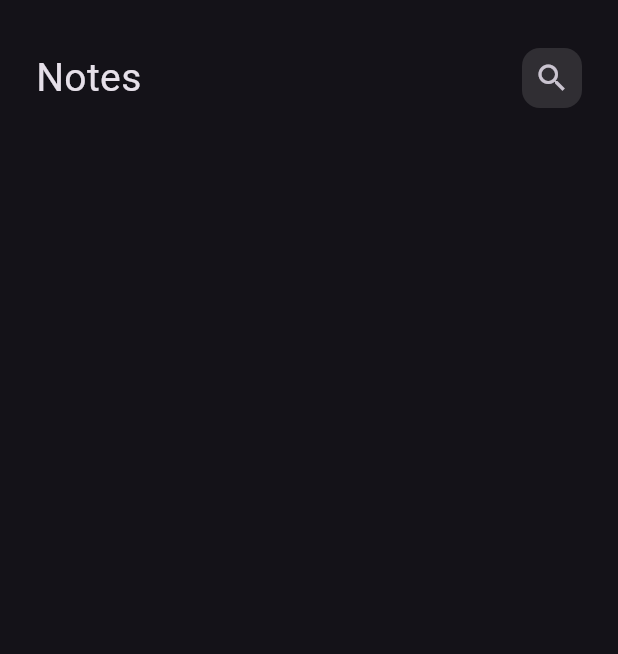
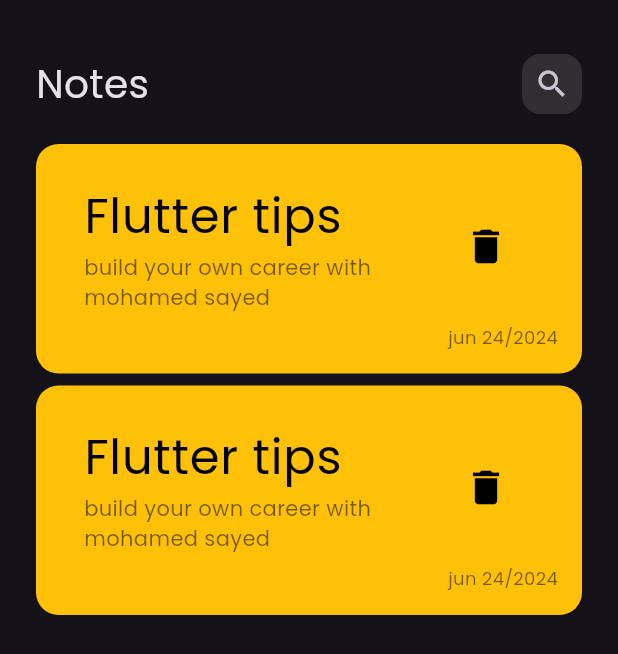
Before and after one commit to MrMs24/note_app, a Flutter app: the screen it shows after launch, on a phone screen of 412 x 824 dp. Shown: the top 654 px of the screen. Run offline on Flutter 3.47's test engine with Material 3 defaults, Android fonts, the phone set to English and light mode, and no system bars.

Commit message:
custom card

```diff
--- a/lib/main.dart
+++ b/lib/main.dart
@@ -12,7 +12,7 @@ class NoteApp extends StatelessWidget {
   Widget build(BuildContext context) {
     return MaterialApp(
       debugShowCheckedModeBanner: false,
-      theme: ThemeData.dark(),
+      theme: ThemeData(fontFamily: 'Poppins', brightness: Brightness.dark),
       home: const NotesView(),
     );
   }
--- a/lib/views/notesview.dart
+++ b/lib/views/notesview.dart
@@ -1,5 +1,6 @@
 import 'package:flutter/material.dart';
 import 'package:note_app/widgets/notesview/custom_appbar.dart';
+import 'package:note_app/widgets/notesview/custom_card.dart';
 
 class NotesView extends StatelessWidget {
   const NotesView({super.key});
@@ -12,6 +13,8 @@ class NotesView extends StatelessWidget {
         child: Column(
           children: [
             CustomAppbar(),
+            CustomCard(),
+            CustomCard(),
           ],
         ),
       ),
--- a/lib/widgets/notesview/custom_appbar.dart
+++ b/lib/widgets/notesview/custom_appbar.dart
@@ -5,7 +5,9 @@ class CustomAppbar extends StatelessWidget {
 
   @override
   Widget build(BuildContext context) {
-    return Row(
+    return Padding(
+      padding: const EdgeInsets.only(bottom: 16, top: 4),
+      child: Row(
         children: [
           const Text(
             "Notes",
@@ -26,6 +28,7 @@ class CustomAppbar extends StatelessWidget {
             child: IconButton(onPressed: () {}, icon: const Icon(Icons.search)),
           ),
         ],
+      ),
     );
   }
 }
--- /dev/null
+++ b/lib/widgets/notesview/custom_card.dart
@@ -0,0 +1,48 @@
+import 'package:flutter/material.dart';
+
+class CustomCard extends StatelessWidget {
+  const CustomCard({super.key});
+
+  @override
+  Widget build(BuildContext context) {
+    return Padding(
+      padding: const EdgeInsets.symmetric(vertical: 4),
+      child: Container(
+        decoration: const BoxDecoration(
+          color: Colors.amber,
+          borderRadius: BorderRadius.all(
+            Radius.circular(15),
+          ),
+        ),
+        child: Padding(
+          padding: const EdgeInsets.all(16),
+          child: Column(
+            crossAxisAlignment: CrossAxisAlignment.end,
+            children: [
+              ListTile(
+                title: const Text(
+                  'Flutter tips',
+                  style: TextStyle(fontSize: 32, color: Colors.black),
+                ),
+                subtitle: const Text(
+                  'build your own career with mohamed sayed',
+                  style: TextStyle(fontSize: 14, color: Colors.black54),
+                ),
+                trailing: IconButton(
+                  onPressed: () {},
+                  icon: const Icon(
+                    Icons.delete,
+                    color: Colors.black,
+                    size: 30,
+                  ),
+                ),
+              ),
+              const Text("jun 24/2024",
+                  style: TextStyle(fontSize: 12, color: Colors.black54))
+            ],
+          ),
+        ),
+      ),
+    );
+  }
+}
```
Also changed, not shown: pubspec.yaml (+5 -6 lines), assets/fonts/Poppins-Regular.ttf (added). Lines whose indentation alone changed are shown as unchanged.
